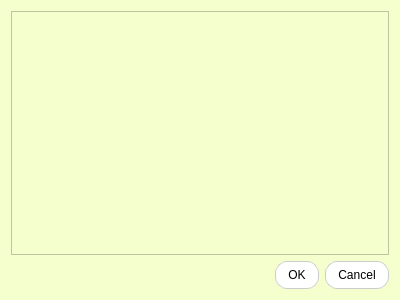
Old version of the form dialog.ui in the repository Be1l-ai/Student_Management.
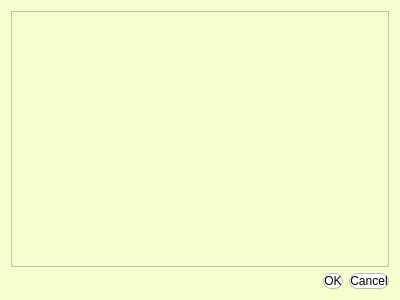
New version of the form. Icons and pictures are not drawn.

```diff
--- a/dialog.ui
+++ b/dialog.ui
@@ -40,10 +40,9 @@
     <widget class="QDialogButtonBox" name="buttonBox">
      <property name="styleSheet">
       <string notr="true">	background-color: rgb(255, 255, 255);
-	border: 1px solid #ccc;
 	color: black;
-	border-radius: 12px;
-	padding: 6px 12px;
+	border: 1px solid #bbb;
+border-radius: 8px;
 	font: 300 9pt &quot;URW Bookman [urw]&quot;;</string>
      </property>
      <property name="orientation">
```
Left out of the diff: 3 changed lines with no effect on the pictures.
